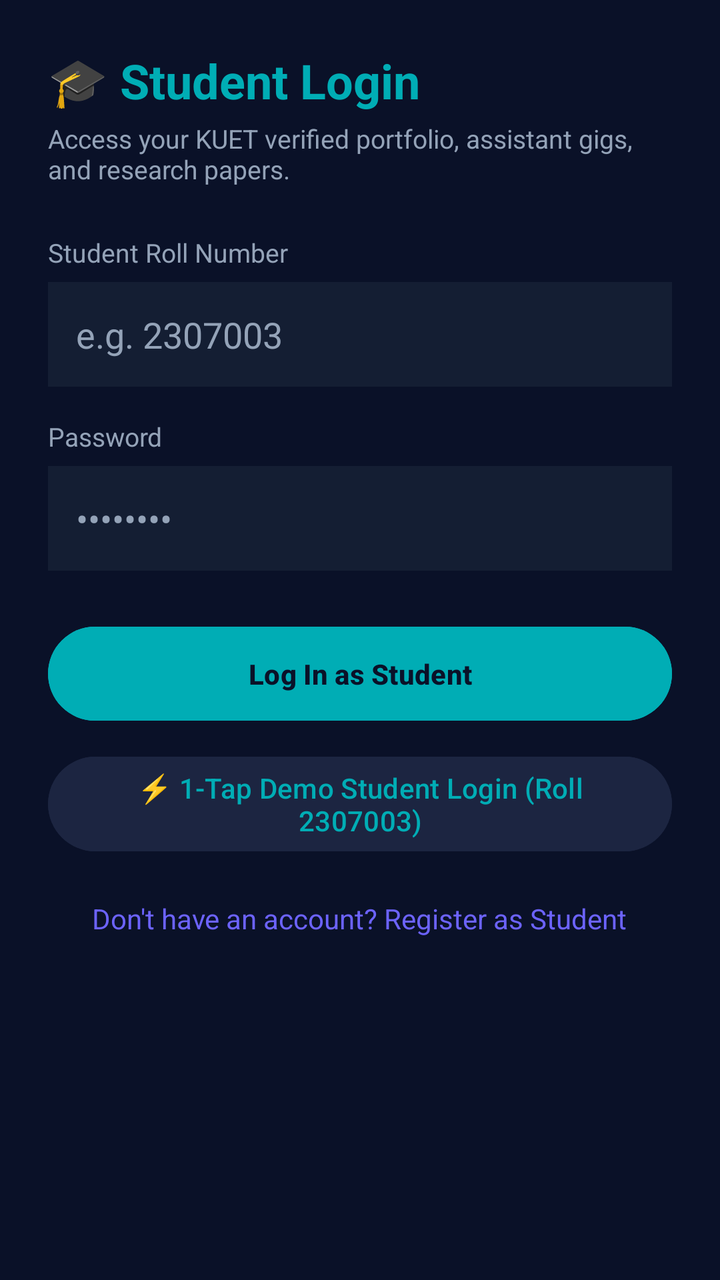
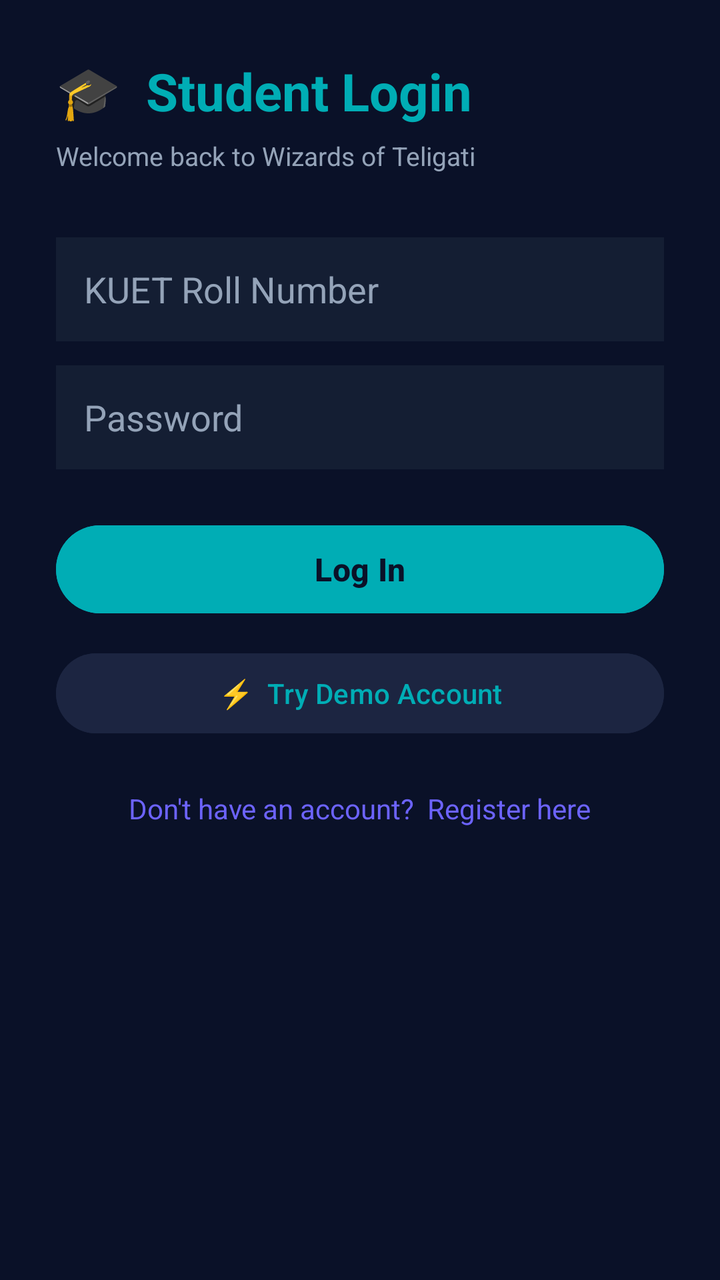

Screens rendered from an Android XML layout before and after an edit, with the pre-edit source and the edit as a unified diff.
<!-- AndroidManifest.xml: activity theme Theme.WizardsOfTeligati -->
<!-- res/layout/activity_student_login.xml -->
<?xml version="1.0" encoding="utf-8"?>
<ScrollView xmlns:android="http://schemas.android.com/apk/res/android"
    android:layout_width="match_parent"
    android:layout_height="match_parent"
    android:background="@color/deep_navy"
    android:fillViewport="true">

    <LinearLayout
        android:layout_width="match_parent"
        android:layout_height="wrap_content"
        android:orientation="vertical"
        android:padding="24dp">

        <TextView
            android:layout_width="wrap_content"
            android:layout_height="wrap_content"
            android:text="🎓 Student Login"
            android:textColor="@color/mystic_cyan"
            android:textSize="24sp"
            android:textStyle="bold" />

        <TextView
            android:layout_width="wrap_content"
            android:layout_height="wrap_content"
            android:layout_marginTop="4dp"
            android:text="Access your KUET verified portfolio, assistant gigs, and research papers."
            android:textColor="@color/text_secondary"
            android:textSize="13sp" />

        <TextView
            android:layout_width="wrap_content"
            android:layout_height="wrap_content"
            android:layout_marginTop="24dp"
            android:text="Student Roll Number"
            android:textColor="@color/text_secondary"
            android:textSize="13sp" />

        <EditText
            android:id="@+id/etStudentRoll"
            android:layout_width="match_parent"
            android:layout_height="wrap_content"
            android:layout_marginTop="6dp"
            android:background="@color/card_dark"
            android:hint="e.g. 2307003"
            android:inputType="number"
            android:padding="14dp"
            android:textColor="@color/text_primary"
            android:textColorHint="@color/text_secondary" />

        <TextView
            android:layout_width="wrap_content"
            android:layout_height="wrap_content"
            android:layout_marginTop="16dp"
            android:text="Password"
            android:textColor="@color/text_secondary"
            android:textSize="13sp" />

        <EditText
            android:id="@+id/etStudentPassword"
            android:layout_width="match_parent"
            android:layout_height="wrap_content"
            android:layout_marginTop="6dp"
            android:background="@color/card_dark"
            android:hint="••••••••"
            android:inputType="textPassword"
            android:padding="14dp"
            android:textColor="@color/text_primary"
            android:textColorHint="@color/text_secondary" />

        <Button
            android:id="@+id/btnLoginStudent"
            android:layout_width="match_parent"
            android:layout_height="wrap_content"
            android:layout_marginTop="24dp"
            android:backgroundTint="@color/mystic_cyan"
            android:padding="14dp"
            android:text="Log In as Student"
            android:textColor="@color/deep_navy"
            android:textStyle="bold" />

        <Button
            android:id="@+id/btnStudentDemo"
            android:layout_width="match_parent"
            android:layout_height="wrap_content"
            android:layout_marginTop="10dp"
            android:backgroundTint="@color/indigo_dark"
            android:text="⚡ 1-Tap Demo Student Login (Roll 2307003)"
            android:textColor="@color/mystic_cyan" />

        <TextView
            android:id="@+id/tvGoToStudentRegister"
            android:layout_width="wrap_content"
            android:layout_height="wrap_content"
            android:layout_gravity="center_horizontal"
            android:layout_marginTop="20dp"
            android:text="Don't have an account? Register as Student"
            android:textColor="@color/accent_purple"
            android:textSize="14sp" />
    </LinearLayout>
</ScrollView>
<!-- resources referenced by this layout -->
<resources>
  <color name="accent_purple">#6C63FF</color>
  <color name="card_dark">#141E33</color>
  <color name="deep_navy">#0A1128</color>
  <color name="indigo_dark">#1C2541</color>
  <color name="mystic_cyan">#00ADB5</color>
  <color name="text_primary">#F1F5F9</color>
  <color name="text_secondary">#94A3B8</color>
  <style name="Theme.WizardsOfTeligati" parent="Theme.Material3.DayNight.NoActionBar">
          <item name="colorPrimary">@color/mystic_cyan</item>
          <item name="colorSecondary">@color/accent_purple</item>
          <item name="android:windowBackground">@color/deep_navy</item>
          <item name="colorSurface">@color/card_dark</item>
          <item name="colorOnSurface">@color/text_primary</item>
          <item name="colorOnPrimary">@color/deep_navy</item>
      </style>
</resources>

<!-- the commit's change to res/layout/activity_student_login.xml (unified diff, before → after) -->
@@ -9,92 +9,77 @@
         android:layout_width="match_parent"
         android:layout_height="wrap_content"
         android:orientation="vertical"
-        android:padding="24dp">
+        android:padding="28dp">
 
         <TextView
             android:layout_width="wrap_content"
             android:layout_height="wrap_content"
-            android:text="🎓 Student Login"
+            android:text="🎓  Student Login"
             android:textColor="@color/mystic_cyan"
-            android:textSize="24sp"
-            android:textStyle="bold" />
+            android:textSize="26sp"
+            android:textStyle="bold"
+            android:layout_marginBottom="6dp"/>
 
         <TextView
             android:layout_width="wrap_content"
             android:layout_height="wrap_content"
-            android:layout_marginTop="4dp"
-            android:text="Access your KUET verified portfolio, assistant gigs, and research papers."
+            android:text="Welcome back to Wizards of Teligati"
             android:textColor="@color/text_secondary"
-            android:textSize="13sp" />
-
-        <TextView
-            android:layout_width="wrap_content"
-            android:layout_height="wrap_content"
-            android:layout_marginTop="24dp"
-            android:text="Student Roll Number"
-            android:textColor="@color/text_secondary"
-            android:textSize="13sp" />
+            android:textSize="13sp"
+            android:layout_marginBottom="32dp"/>
 
         <EditText
             android:id="@+id/etStudentRoll"
             android:layout_width="match_parent"
-            android:layout_height="wrap_content"
-            android:layout_marginTop="6dp"
+            android:layout_height="52dp"
             android:background="@color/card_dark"
-            android:hint="e.g. 2307003"
+            android:hint="KUET Roll Number"
             android:inputType="number"
             android:padding="14dp"
             android:textColor="@color/text_primary"
-            android:textColorHint="@color/text_secondary" />
-
-        <TextView
-            android:layout_width="wrap_content"
-            android:layout_height="wrap_content"
-            android:layout_marginTop="16dp"
-            android:text="Password"
-            android:textColor="@color/text_secondary"
-            android:textSize="13sp" />
+            android:textColorHint="@color/text_secondary"
+            android:layout_marginBottom="12dp"/>
 
         <EditText
             android:id="@+id/etStudentPassword"
             android:layout_width="match_parent"
-            android:layout_height="wrap_content"
-            android:layout_marginTop="6dp"
+            android:layout_height="52dp"
             android:background="@color/card_dark"
-            android:hint="••••••••"
+            android:hint="Password"
             android:inputType="textPassword"
             android:padding="14dp"
             android:textColor="@color/text_primary"
-            android:textColorHint="@color/text_secondary" />
+            android:textColorHint="@color/text_secondary"
+            android:layout_marginBottom="24dp"/>
 
         <Button
             android:id="@+id/btnLoginStudent"
             android:layout_width="match_parent"
-            android:layout_height="wrap_content"
-            android:layout_marginTop="24dp"
+            android:layout_height="52dp"
             android:backgroundTint="@color/mystic_cyan"
-            android:padding="14dp"
-            android:text="Log In as Student"
+            android:text="Log In"
             android:textColor="@color/deep_navy"
-            android:textStyle="bold" />
+            android:textSize="16sp"
+            android:textStyle="bold"
+            android:layout_marginBottom="12dp"/>
 
         <Button
             android:id="@+id/btnStudentDemo"
             android:layout_width="match_parent"
-            android:layout_height="wrap_content"
-            android:layout_marginTop="10dp"
+            android:layout_height="48dp"
             android:backgroundTint="@color/indigo_dark"
-            android:text="⚡ 1-Tap Demo Student Login (Roll 2307003)"
-            android:textColor="@color/mystic_cyan" />
+            android:text="⚡  Try Demo Account"
+            android:textColor="@color/mystic_cyan"
+            android:layout_marginBottom="24dp"/>
 
         <TextView
             android:id="@+id/tvGoToStudentRegister"
             android:layout_width="wrap_content"
             android:layout_height="wrap_content"
             android:layout_gravity="center_horizontal"
-            android:layout_marginTop="20dp"
-            android:text="Don't have an account? Register as Student"
+            android:text="Don't have an account?  Register here"
             android:textColor="@color/accent_purple"
             android:textSize="14sp" />
+
     </LinearLayout>
 </ScrollView>
